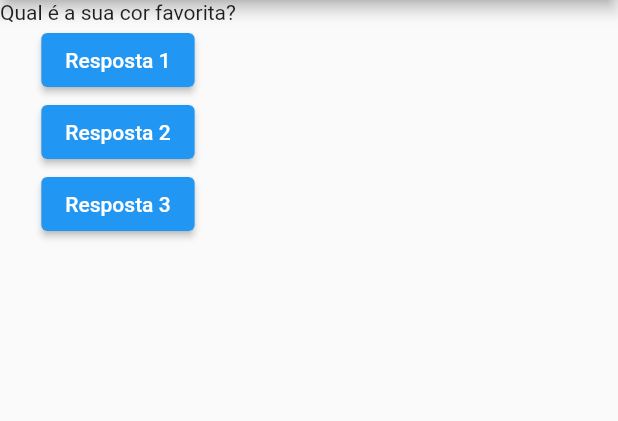
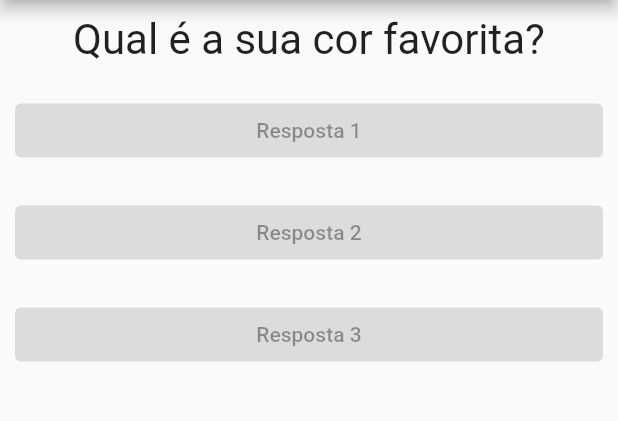
Before and after one commit to altenir/cod3r_pergunta, a Flutter app: the screen it shows after launch, on a phone screen of 412 x 824 dp, the part 84-505 px from its top. Run offline on Flutter 3.47's test engine with Material 2 defaults, Android fonts, the phone set to English and light mode, and no system bars.

Commit message:
resposta

```diff
--- a/lib/main.dart
+++ b/lib/main.dart
@@ -1,20 +1,25 @@
 import 'package:flutter/material.dart';
+import 'package:perguntas/resposta.dart';
+import './questao.dart';
 
-main() {
-  runApp(new PerguntaApp());
-}
+main() => runApp(new PerguntaApp());
 
-class PerguntaApp extends StatelessWidget {
-  void responder() {
-    print('Pergunta respondida!');
+// #######################
+// * ESTADO PRIVADO DO COMPONENTE
+// #######################
+class _PerguntaAppState extends State<PerguntaApp> {
+  var _perguntaSelecionada = 0;
+
+  // Método responder pergunta  no botão
+  void _responder() {
+    setState(() {
+      _perguntaSelecionada++;
+    });
+
+    print(_perguntaSelecionada);
   }
 
-  void Function() fucaoQueRetornaUmaOutraFuncao() {
-    return () {
-      print('Pergunta respondida #02!');
-    };
-  }
-
+  // BUILD
   @override
   Widget build(BuildContext context) {
     final List<String> perguntas = [
@@ -29,22 +34,22 @@ class PerguntaApp extends StatelessWidget {
         ),
         body: Column(
           children: [
-            Text(perguntas[0]),
-            ElevatedButton(
-              child: Text('Resposta 1'),
-              onPressed: responder,
-            ),
-            ElevatedButton(
-              child: Text('Resposta 2'),
-              onPressed: responder,
-            ),
-            ElevatedButton(
-              child: Text('Resposta 3'),
-              onPressed: fucaoQueRetornaUmaOutraFuncao(),
-            ),
+            Questao(perguntas[_perguntaSelecionada]),
+            Resposta('Resposta 1'),
+            Resposta('Resposta 2'),
+            Resposta('Resposta 3'),
           ],
         ),
       ),
     );
   }
 }
+
+// ###################
+// * COMPONENTE
+// ###################
+class PerguntaApp extends StatefulWidget {
+  _PerguntaAppState createState() {
+    return _PerguntaAppState();
+  }
+}
--- /dev/null
+++ b/lib/questao.dart
@@ -0,0 +1,20 @@
+import 'package:flutter/material.dart';
+
+class Questao extends StatelessWidget {
+  final String texto;
+  // construtor
+  Questao(this.texto);
+
+  @override
+  Widget build(BuildContext context) {
+    return Container(
+      width: double.infinity,
+      margin: EdgeInsets.all(10),
+      child: Text(
+        texto,
+        style: TextStyle(fontSize: 28),
+        textAlign: TextAlign.center,
+      ),
+    );
+  }
+}
--- /dev/null
+++ b/lib/resposta.dart
@@ -0,0 +1,19 @@
+import 'package:flutter/material.dart';
+
+class Resposta extends StatelessWidget {
+  final String texto;
+  // Construtor
+  Resposta(this.texto);
+
+  @override
+  Widget build(BuildContext context) {
+    return Container(
+      width: double.infinity,
+      margin: EdgeInsets.all(10),
+      child: ElevatedButton(
+        child: Text(texto),
+        onPressed: null,
+      ),
+    );
+  }
+}
```
Also changed, not shown: 1 other file.
